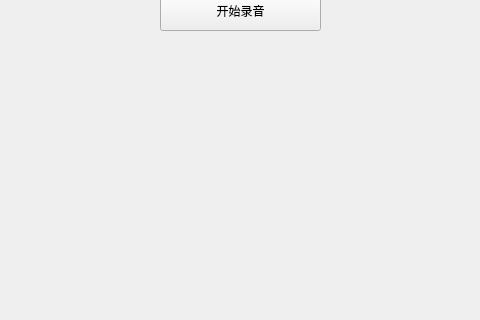
Qt form widget.ui (1466947890/ffmpeg_study) before a commit; both pictures show x 120 to 600 and y 140 to 460 of the 800 by 600 pixel window.
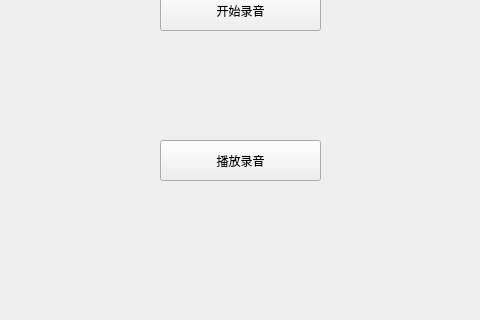
The same form after that commit.

Commit message: '实现播放录音功能'

```diff
--- a/widget.ui
+++ b/widget.ui
@@ -26,6 +26,19 @@
     <string>开始录音</string>
    </property>
   </widget>
+  <widget class="QPushButton" name="pushButton_2">
+   <property name="geometry">
+    <rect>
+     <x>280</x>
+     <y>280</y>
+     <width>161</width>
+     <height>41</height>
+    </rect>
+   </property>
+   <property name="text">
+    <string>播放录音</string>
+   </property>
+  </widget>
  </widget>
  <resources/>
  <connections/>
```
The commit also changes 9 other files.
